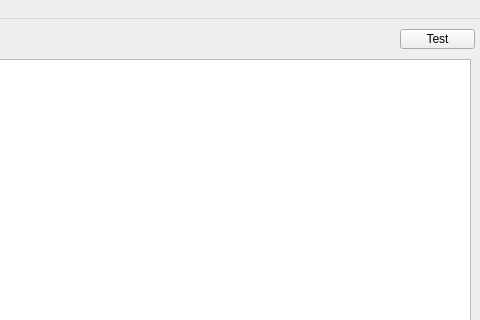
Above: ui/dictionary.ui from pystander/Word-Sea before the change; both pictures show x 320 to 800 and y 0 to 320 of the 800 by 601 pixel window. Below: the same form after it.
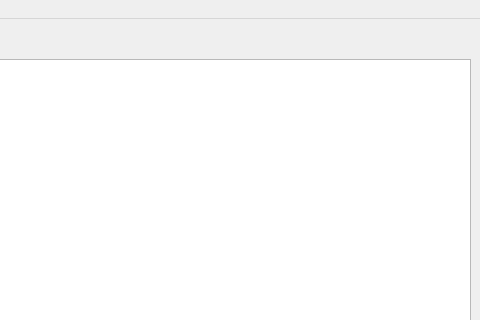
That is the form after the change.

Commit message: Implement view action and add UI for vocabulary

Diff of the .ui file:
```diff
--- a/ui/dictionary.ui
+++ b/ui/dictionary.ui
@@ -78,25 +78,6 @@
      <bool>true</bool>
     </property>
    </widget>
-   <widget class="QPushButton" name="test_button">
-    <property name="geometry">
-     <rect>
-      <x>720</x>
-      <y>10</y>
-      <width>75</width>
-      <height>20</height>
-     </rect>
-    </property>
-    <property name="text">
-     <string>Test</string>
-    </property>
-    <property name="autoDefault">
-     <bool>false</bool>
-    </property>
-    <property name="default">
-     <bool>false</bool>
-    </property>
-   </widget>
   </widget>
   <widget class="QMenuBar" name="menu_bar">
    <property name="geometry">
```
The commit also changes 2 other files.
